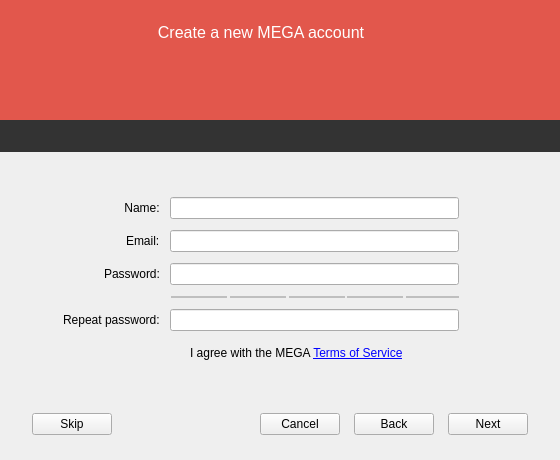
Above: src/MEGASync/gui/linux/SetupWizard.ui from meganz/MEGAsync before the change. Below: the same form after it.
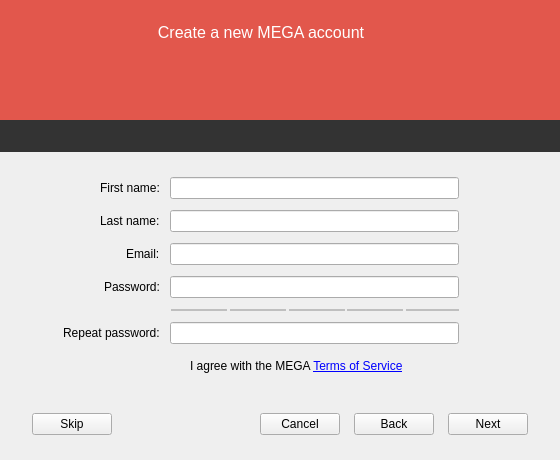
That is the form after the change. The open tabs and pages were chosen to show the change. Icons and pictures are not drawn.

Commit message: Add last name field to create account form

What changed in the file:
```diff
--- a/src/MEGASync/gui/linux/SetupWizard.ui
+++ b/src/MEGASync/gui/linux/SetupWizard.ui
@@ -494,7 +494,7 @@
            <number>3</number>
           </property>
           <property name="topMargin">
-           <number>45</number>
+           <number>25</number>
           </property>
           <property name="rightMargin">
            <number>3</number>
@@ -514,7 +514,7 @@
              <enum>Qt::LeftToRight</enum>
             </property>
             <property name="text">
-             <string>Name:</string>
+             <string>First name:</string>
             </property>
             <property name="alignment">
              <set>Qt::AlignCenter</set>
@@ -540,14 +540,14 @@
             </property>
            </widget>
           </item>
-          <item row="1" column="0">
+          <item row="2" column="0">
            <widget class="QLabel" name="lEmail">
             <property name="text">
              <string>Email:</string>
             </property>
            </widget>
           </item>
-          <item row="1" column="1">
+          <item row="2" column="1">
            <widget class="QLineEdit" name="eEmail">
             <property name="minimumSize">
              <size>
@@ -566,36 +566,36 @@
             </property>
            </widget>
           </item>
-          <item row="2" column="0">
+          <item row="3" column="0">
            <widget class="QLabel" name="lPassword">
             <property name="text">
              <string>Password:</string>
             </property>
            </widget>
           </item>
-          <item row="2" column="1">
-           <widget class="QLineEdit" name="ePassword">
-            <property name="minimumSize">
-             <size>
-              <width>289</width>
-              <height>0</height>
-             </size>
-            </property>
-            <property name="maximumSize">
-             <size>
-              <width>289</width>
-              <height>16777215</height>
-             </size>
-            </property>
-            <property name="styleSheet">
-             <string notr="true">background: none;</string>
-            </property>
-            <property name="echoMode">
-             <enum>QLineEdit::Password</enum>
-            </property>
-           </widget>
-          </item>
           <item row="3" column="1">
+           <widget class="QLineEdit" name="ePassword">
+            <property name="minimumSize">
+             <size>
+              <width>289</width>
+              <height>0</height>
+             </size>
+            </property>
+            <property name="maximumSize">
+             <size>
+              <width>289</width>
+              <height>16777215</height>
+             </size>
+            </property>
+            <property name="styleSheet">
+             <string notr="true">background: none;</string>
+            </property>
+            <property name="echoMode">
+             <enum>QLineEdit::Password</enum>
+            </property>
+           </widget>
+          </item>
+          <item row="4" column="1">
            <widget class="QWidget" name="wPassStrength" native="true">
             <property name="minimumSize">
              <size>
@@ -720,7 +720,7 @@
             </layout>
            </widget>
           </item>
-          <item row="4" column="0">
+          <item row="5" column="0">
            <widget class="QLabel" name="lRepeatPassword">
             <property name="text">
              <string>Repeat password:</string>
@@ -730,29 +730,29 @@
             </property>
            </widget>
           </item>
-          <item row="4" column="1">
-           <widget class="QLineEdit" name="eRepeatPassword">
-            <property name="minimumSize">
-             <size>
-              <width>289</width>
-              <height>0</height>
-             </size>
-            </property>
-            <property name="maximumSize">
-             <size>
-              <width>289</width>
-              <height>16777215</height>
-             </size>
-            </property>
-            <property name="styleSheet">
-             <string notr="true">background: none;</string>
-            </property>
-            <property name="echoMode">
-             <enum>QLineEdit::Password</enum>
-            </property>
-           </widget>
-          </item>
           <item row="5" column="1">
+           <widget class="QLineEdit" name="eRepeatPassword">
+            <property name="minimumSize">
+             <size>
+              <width>289</width>
+              <height>0</height>
+             </size>
+            </property>
+            <property name="maximumSize">
+             <size>
+              <width>289</width>
+              <height>16777215</height>
+             </size>
+            </property>
+            <property name="styleSheet">
+             <string notr="true">background: none;</string>
+            </property>
+            <property name="echoMode">
+             <enum>QLineEdit::Password</enum>
+            </property>
+           </widget>
+          </item>
+          <item row="6" column="1">
            <widget class="QWidget" name="widget_4" native="true">
             <property name="minimumSize">
              <size>
@@ -835,6 +835,32 @@
             </layout>
            </widget>
           </item>
+          <item row="1" column="1">
+           <widget class="QLineEdit" name="eLastName">
+            <property name="minimumSize">
+             <size>
+              <width>289</width>
+              <height>0</height>
+             </size>
+            </property>
+            <property name="maximumSize">
+             <size>
+              <width>289</width>
+              <height>16777215</height>
+             </size>
+            </property>
+            <property name="styleSheet">
+             <string notr="true">background: none;</string>
+            </property>
+           </widget>
+          </item>
+          <item row="1" column="0">
+           <widget class="QLabel" name="label">
+            <property name="text">
+             <string>Last name:</string>
+            </property>
+           </widget>
+          </item>
          </layout>
         </widget>
        </item>
```
The commit also changes 3 other files.
